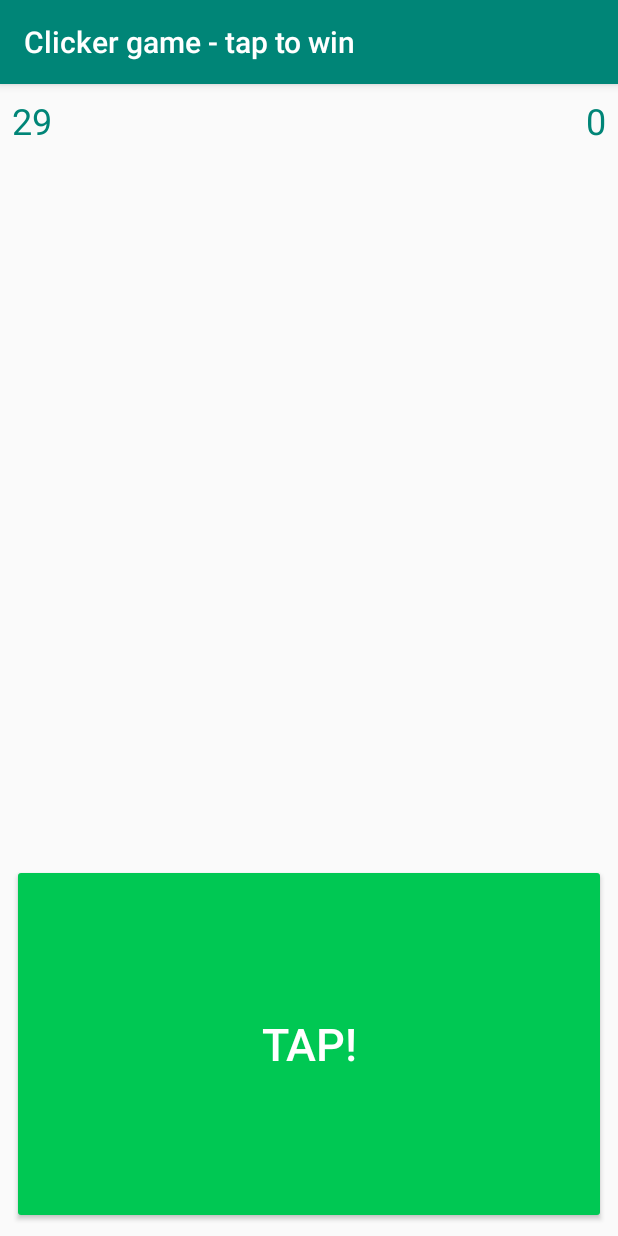
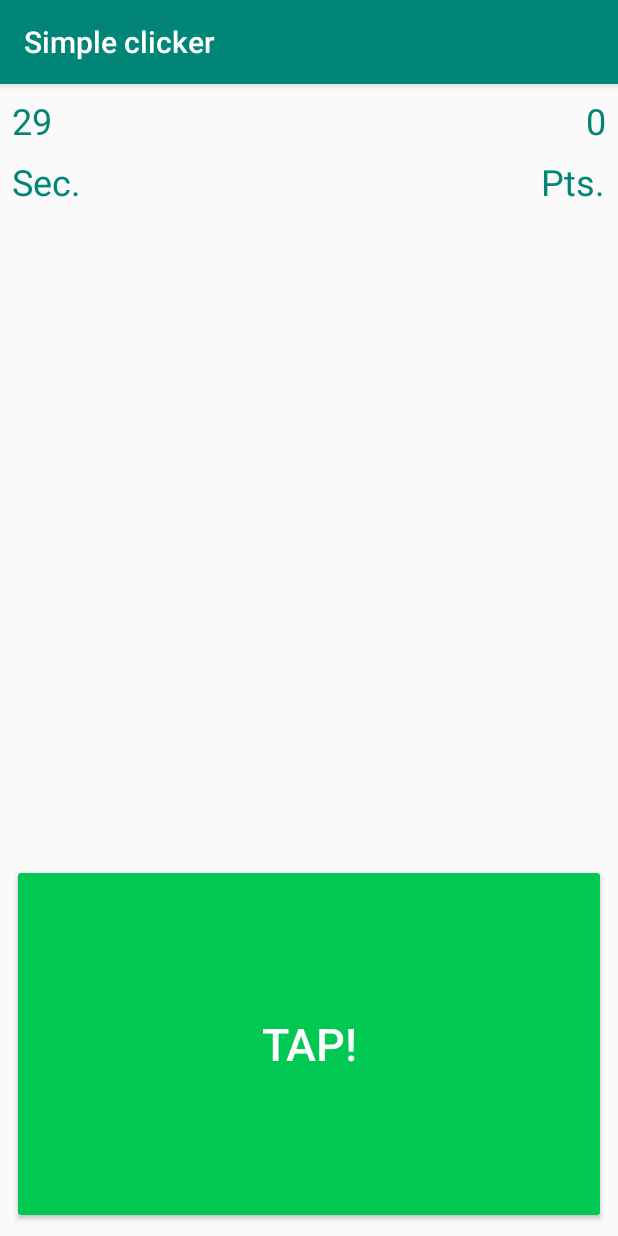
Before and after one commit to 4nt0n64r/Clicker-game, an Android app: the GameActivity screen opened directly, with no data from a screen before it, on a phone screen of 412 x 824 dp. Run offline under Robolectric (Android 15) with nearby library versions, the phone set to English and light mode, and no system bars.

Commit message:
add textViews and comments
add pts. and sec. textView at gameActiv.
add comments. Add icon.

```diff
--- a/app/src/main/AndroidManifest.xml
+++ b/app/src/main/AndroidManifest.xml
@@ -4,9 +4,9 @@
 
     <application
         android:allowBackup="true"
-        android:icon="@mipmap/ic_launcher"
+        android:icon="@drawable/icon_for_game"
         android:label="@string/app_name"
-        android:roundIcon="@mipmap/ic_launcher_round"
+        android:roundIcon="@drawable/icon_for_game"
         android:supportsRtl="true"
         android:theme="@style/AppTheme">
         <activity android:name=".MainActivity"
--- a/app/src/main/java/a4nt0n64r/clickergame/EndActivity.java
+++ b/app/src/main/java/a4nt0n64r/clickergame/EndActivity.java
@@ -17,14 +17,13 @@ public class EndActivity extends AppCompatActivity {
     private int mPointsEarned = 0;
 
 
-
     @Override
     protected void onCreate(Bundle savedInstanceState) {
         super.onCreate(savedInstanceState);
         setContentView(R.layout.activity_end);
 
         Intent intent = getIntent();
-        mPointsEarned = intent.getIntExtra("points_from_game",0);//get points from game act
+        mPointsEarned = intent.getIntExtra("points_from_game",0);//get points from GameActivity
 
         mResultText = (TextView) findViewById(R.id.text_results);
         mResultsNumber = (TextView) findViewById(R.id.points_results);
@@ -32,7 +31,7 @@ public class EndActivity extends AppCompatActivity {
         //congrats player for points
         if (mPointsEarned == 0){
             mResultsNumber.setText(getString(R.string.zero_or_one_earned,mPointsEarned)); //0
-            mResultText.setText(R.string.text_zero_points_earned);//(R.string.text_zero_points_earned);
+            mResultText.setText(R.string.text_zero_points_earned);
         }else if (mPointsEarned == 1){
             mResultsNumber.setText(getString(R.string.zero_or_one_earned,mPointsEarned));//1
             mResultText.setText(R.string.text_one_points_earned);
@@ -68,6 +67,7 @@ public class EndActivity extends AppCompatActivity {
         mRestart.setOnClickListener(new View.OnClickListener() {        //begin new game
             @Override
             public void onClick(View v){
+                //start MainActivity
                 Intent intent = new Intent(EndActivity.this, MainActivity.class);
                 startActivity(intent);
             }
--- a/app/src/main/java/a4nt0n64r/clickergame/GameActivity.java
+++ b/app/src/main/java/a4nt0n64r/clickergame/GameActivity.java
@@ -34,8 +34,7 @@ public class GameActivity extends AppCompatActivity {
 
             public void onFinish() {
                 mTimer.setText("0");
-                // сообщение "время вышло"
-                //стартуем итоговую активность
+                //start EndActivity with our result
                 Intent intent = new Intent(GameActivity.this, EndActivity.class);
                 intent.putExtra("points_from_game", mEarnedPoints);
                 startActivity(intent);
@@ -46,6 +45,7 @@ public class GameActivity extends AppCompatActivity {
         mTapButton.setOnClickListener(new View.OnClickListener() {
             @Override
             public void onClick(View v) {
+                //count points
                 mEarnedPoints++;
                 mPointsTW.setText(""+mEarnedPoints);
 
--- a/app/src/main/java/a4nt0n64r/clickergame/MainActivity.java
+++ b/app/src/main/java/a4nt0n64r/clickergame/MainActivity.java
@@ -24,7 +24,7 @@ public class MainActivity extends AppCompatActivity {
         mStartButton.setOnClickListener(new View.OnClickListener() {
             @Override
             public void onClick(View view) {
-               //стартуем игровую активность
+               //start game activity
                 Intent intent = new Intent(MainActivity.this, GameActivity.class);
                 startActivity(intent);
             }
--- a/app/src/main/res/layout/activity_end.xml
+++ b/app/src/main/res/layout/activity_end.xml
@@ -16,7 +16,7 @@
         android:layout_marginTop="8dp"
         android:layout_marginEnd="8dp"
         android:layout_marginRight="8dp"
-        android:text="RESTART"
+        android:text="@string/restart_button"
         android:textSize="30sp"
         app:layout_constraintEnd_toEndOf="parent"
         app:layout_constraintStart_toStartOf="parent"
--- a/app/src/main/res/layout/activity_game.xml
+++ b/app/src/main/res/layout/activity_game.xml
@@ -17,6 +17,32 @@
         android:textSize="24sp"
         app:layout_constraintStart_toStartOf="parent"
         app:layout_constraintTop_toTopOf="parent" />
+
+    <TextView
+        android:id="@+id/seconds"
+        android:layout_width="wrap_content"
+        android:layout_height="wrap_content"
+        android:layout_marginStart="8dp"
+        android:layout_marginLeft="8dp"
+        android:layout_marginTop="8dp"
+        android:text="@string/seconds"
+        android:textColor="@color/colorPrimary"
+        android:textSize="24sp"
+        app:layout_constraintStart_toStartOf="parent"
+        app:layout_constraintTop_toBottomOf="@+id/timer" />
+
+    <TextView
+        android:id="@+id/points_description"
+        android:layout_width="wrap_content"
+        android:layout_height="wrap_content"
+        android:layout_marginTop="8dp"
+        android:layout_marginEnd="8dp"
+        android:layout_marginRight="8dp"
+        android:text="@string/points"
+        android:textColor="@color/colorPrimary"
+        android:textSize="24sp"
+        app:layout_constraintEnd_toEndOf="parent"
+        app:layout_constraintTop_toBottomOf="@+id/points" />
 
     <TextView
         android:id="@+id/points"
@@ -41,7 +67,7 @@
         android:layout_marginEnd="8dp"
         android:layout_marginRight="8dp"
         android:layout_marginBottom="8dp"
-        android:text="TAP!"
+        android:text="@string/tap_button"
         android:textAllCaps="true"
         android:textSize="30sp"
         app:layout_constraintBottom_toBottomOf="parent"
--- a/app/src/main/res/values/strings.xml
+++ b/app/src/main/res/values/strings.xml
@@ -1,7 +1,11 @@
 <resources>
-    <string name="app_name">Clicker game - tap to win</string>
+    <string name="app_name">Simple clicker</string>
     <string name="start_button">START</string>
+    <string name="restart_button">RESTART</string>
+    <string name="tap_button">TAP!</string>
     <string name="counter">0</string>
+    <string name="points">Pts.</string>
+    <string name="seconds">Sec.</string>
     <string name="greetings">
         <b>Hello and welcome \n
             to CLICKER GAME!</b>
@@ -25,7 +29,7 @@
     <string name="more_than_200_points_earned">
         People are divided into 2 types:\n
         <b>-200</b> and <b>200+</b>.\n
-        You know who daddy now.</string>
+        You know who is daddy now.</string>
     <string name="more_than_300_points_earned">
         Only units reaches this level, my respect.\n
         Boast to somebody.</string>
```
Also changed, not shown: app/src/main/res/layout/activity_main.xml (+5 -5 lines), app/src/main/res/drawable/icon_for_game.png (added).
